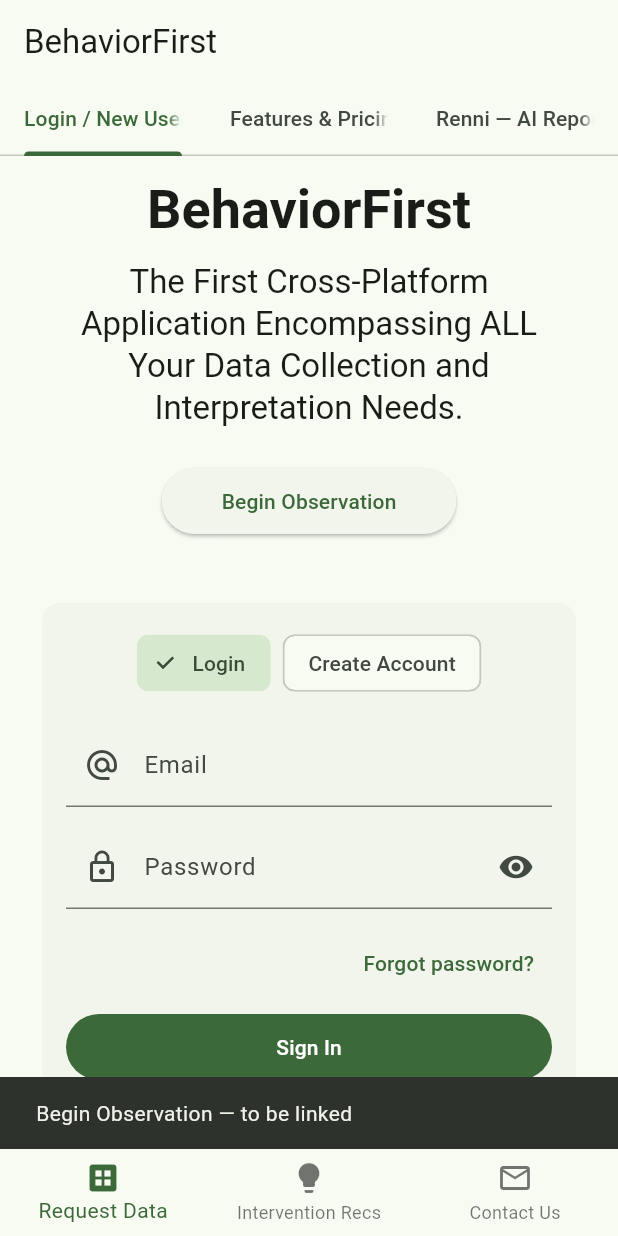
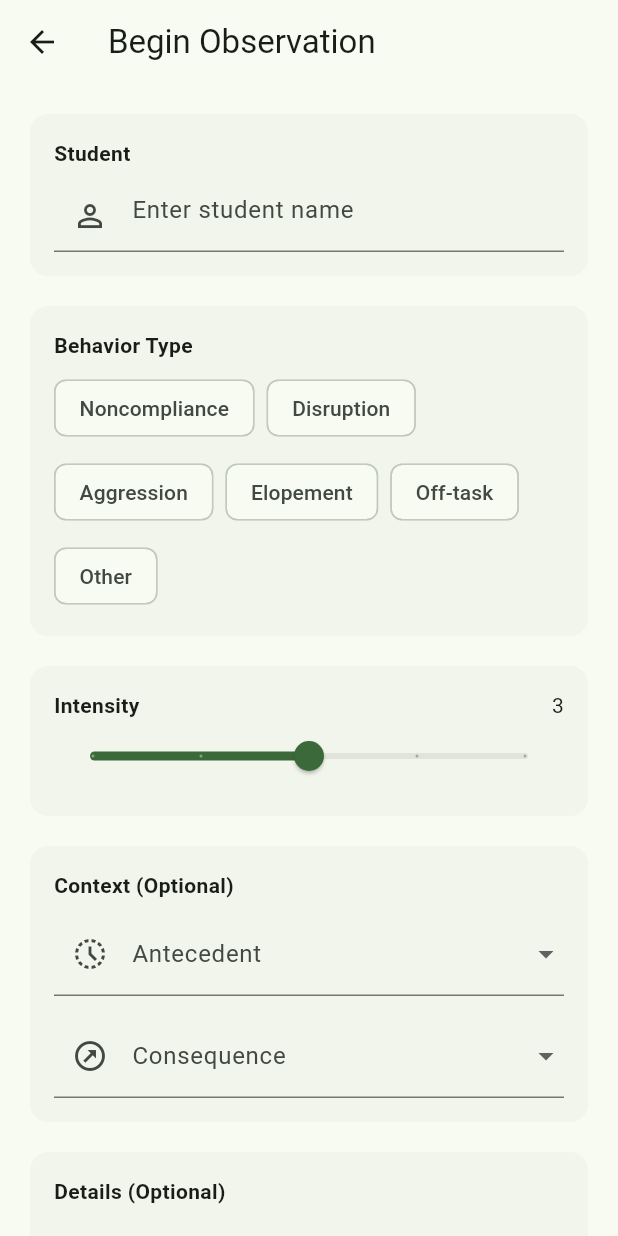
Before and after one commit to TamerWaves0160/B1st, a Flutter app: the screen it shows after launch, scrolled down 34 dp, after a tap on "Begin Observation", on a phone screen of 412 x 824 dp. Run offline on Flutter 3.47's test engine with Material 3 defaults, Android fonts, the light colour scheme and no system bars; our stand-ins replace cloud_firestore, firebase_auth, firebase_core; accounts and stored records are empty.

Commit message:
feat: added observation_page (log and timer), behavior type, intensity scale, ABC context, student input; fixed lints; congigured android firebase

```diff
--- a/lib/main.dart
+++ b/lib/main.dart
@@ -3,6 +3,7 @@
 import 'package:firebase_core/firebase_core.dart';
 import 'package:firebase_auth/firebase_auth.dart';
 import 'pages/home_shell.dart';
+import 'pages/observation_page.dart';
 
 Future<void> main() async {
   WidgetsFlutterBinding.ensureInitialized();
@@ -14,7 +15,8 @@
         apiKey: 'AIzaSyBpaMnwNPv6WGofjEHFyDuysVcMjmlA2r4',
         authDomain: 'behaviorfirst-515f1.firebaseapp.com',
         projectId: 'behaviorfirst-515f1',
-        storageBucket: 'behaviorfirst-515f1.firebasestorage.app',
+        // IMPORTANT: storageBucket should be the bucket name, not firebasestorage.app
+        storageBucket: 'behaviorfirst-515f1.appspot.com',
         messagingSenderId: '538557537127',
         appId: '1:538557537127:web:8fb975023b577abd9badc2',
         measurementId: 'G-4DGSVZPX30',
@@ -42,6 +44,9 @@
         useMaterial3: true,
       ),
       home: const HomeShell(),
+      routes: {
+        '/observe': (context) => const ObservationPage(), // <-- added
+      },
     );
   }
 }
--- /dev/null
+++ b/lib/pages/observation_page.dart
@@ -0,0 +1,402 @@
+import 'dart:async';
+import 'package:flutter/material.dart';
+import 'package:cloud_firestore/cloud_firestore.dart';
+import 'package:firebase_auth/firebase_auth.dart';
+
+class ObservationPage extends StatefulWidget {
+  const ObservationPage({super.key});
+
+  @override
+  State<ObservationPage> createState() => _ObservationPageState();
+}
+
+class _ObservationPageState extends State<ObservationPage> {
+  // ---------- FORM STATE ----------
+  final _formKey = GlobalKey<FormState>();
+
+  // Student is a free-text field for now; later I will replace with a
+  // dropdown fed by a Students collection.
+  final TextEditingController _studentCtrl = TextEditingController();
+
+  // Behavior type — more to be added later.
+  final List<String> _behaviorTypes = const [
+    'Noncompliance', 'Disruption', 'Aggression', 'Elopement', 'Off-task', 'Other'
+  ];
+  String? _selectedBehaviorType;
+
+  // Intensity from 1 to 5.
+  double _intensity = 3;
+
+  // (Antecedent/Consequence)
+  final List<String> _antecedents = const [
+    'Demand placed', 'Transition', 'Attention diverted', 'Unstructured time', 'Denied access', 'Other'
+  ];
+  final List<String> _consequences = const [
+    'Redirection', 'Removal of item', 'Planned ignoring', 'Break given', 'Call home', 'Other'
+  ];
+  String? _antecedent;
+  String? _consequence;
+
+  // Location and notes — optional free text.
+  final TextEditingController _locationCtrl = TextEditingController();
+  final TextEditingController _notesCtrl = TextEditingController();
+
+  // ---------- TIMER STATE ----------
+  Timer? _timer;
+  DateTime? _startedAt; // when timing began
+  Duration _elapsed = Duration.zero; // live-updated while timing in progress
+
+  bool get _isTiming => _timer != null;
+
+  @override
+  void dispose() {
+    _studentCtrl.dispose();
+    _locationCtrl.dispose();
+    _notesCtrl.dispose();
+    _timer?.cancel();
+    super.dispose();
+  }
+
+  // Elapsed timer display.
+  String get _elapsedLabel {
+    final total = _elapsed.inSeconds;
+    final mm = (total ~/ 60).toString().padLeft(2, '0');
+    final ss = (total % 60).toString().padLeft(2, '0');
+    return '$mm:$ss';
+  }
+
+  // Validate core required fields before writing to Firestore.
+  bool _validateCore() {
+    if ((_studentCtrl.text.trim()).isEmpty) {
+      ScaffoldMessenger.of(context).showSnackBar(
+        const SnackBar(content: Text('Student is required.')),
+      );
+      return false;
+    }
+    if (_selectedBehaviorType == null) {
+      ScaffoldMessenger.of(context).showSnackBar(
+        const SnackBar(content: Text('Select a behavior type.')),
+      );
+      return false;
+    }
+    return true;
+  }
+
+  // Core Firestore write. All entries get date/time stamps. Duration is only
+  // for timed events.
+  Future<void> _writeEvent({DateTime? startedAt, DateTime? endedAt}) async {
+    final user = FirebaseAuth.instance.currentUser;
+    if (user == null) {
+      ScaffoldMessenger.of(context).showSnackBar(
+        const SnackBar(content: Text('You must be signed in to record events.')),
+      );
+      return;
+    }
+
+    final ref = FirebaseFirestore.instance.collection('behavior_events');
+
+    int? duration;
+    if (startedAt != null && endedAt != null) {
+      duration = endedAt.difference(startedAt).inSeconds;
+    }
+
+    final data = <String, dynamic>{
+      'uid': user.uid,
+      'student': _studentCtrl.text.trim(),
+      'behaviorType': _selectedBehaviorType,
+      'intensity': _intensity.round(),
+      'antecedent': _antecedent?.trim(),
+      'consequence': _consequence?.trim(),
+      'location': _locationCtrl.text.trim().isEmpty ? null : _locationCtrl.text.trim(),
+      'notes': _notesCtrl.text.trim().isEmpty ? null : _notesCtrl.text.trim(),
+      'createdAt': FieldValue.serverTimestamp(),
+      if (startedAt != null) 'startedAt': Timestamp.fromDate(startedAt),
+      if (endedAt != null) 'endedAt': Timestamp.fromDate(endedAt),
+      if (duration != null) 'durationSeconds': duration,
+    };
+
+    await ref.add(data);
+  }
+
+  // Quick Log: creates an instantaneous event with no duration.
+  Future<void> _quickLog() async {
+    if (!_validateCore()) return;
+
+    // Grab a reference BEFORE any await so we don't need context later.
+    final messenger = ScaffoldMessenger.of(context);
+
+    try {
+      await _writeEvent();
+      messenger.showSnackBar(
+        const SnackBar(content: Text('Event recorded.')),
+      );
+    } catch (e) {
+      messenger.showSnackBar(
+        SnackBar(content: Text('Failed to record: $e')),
+      );
+    }
+  }
+
+  // Start/Stop timer for duration-based behaviors.
+  void _toggleTimer() async {
+    if (_isTiming) {
+      // Stopping: finalize duration and write the event.
+      _timer?.cancel();
+      _timer = null;
+      final ended = DateTime.now();
+      final started = _startedAt!;
+      setState(() {
+        _startedAt = null;
+      });
+
+      if (!_validateCore()) return;
+
+      // Capture messenger BEFORE await
+      final messenger = ScaffoldMessenger.of(context);
+
+      try {
+        await _writeEvent(startedAt: started, endedAt: ended);
+        messenger.showSnackBar(
+          SnackBar(content: Text('Duration recorded: $_elapsedLabel')),
+        );
+      } catch (e) {
+        messenger.showSnackBar(
+          SnackBar(content: Text('Failed to record: $e')),
+        );
+      } finally {
+        if (mounted) setState(() => _elapsed = Duration.zero);
+      }
+    } else {
+      // Starting timer (no async gap here)
+      setState(() {
+        _startedAt = DateTime.now();
+        _elapsed = Duration.zero;
+      });
+      _timer = Timer.periodic(const Duration(seconds: 1), (_) {
+        if (!mounted || _startedAt == null) return;
+        setState(() {
+          _elapsed = DateTime.now().difference(_startedAt!);
+        });
+      });
+    }
+  }
+
+  @override
+  Widget build(BuildContext context) {
+    return Scaffold(
+      appBar: AppBar(
+        title: const Text('Begin Observation'),
+      ),
+      body: SingleChildScrollView(
+        padding: const EdgeInsets.all(16),
+        child: Form(
+          key: _formKey,
+          child: Column(
+            crossAxisAlignment: CrossAxisAlignment.stretch,
+            children: [
+              // ---------- Student ----------
+              Card(
+                elevation: 0,
+                child: Padding(
+                  padding: const EdgeInsets.all(16.0),
+                  child: Column(
+                    crossAxisAlignment: CrossAxisAlignment.start,
+                    children: [
+                      const Text('Student', style: TextStyle(fontWeight: FontWeight.bold)),
+                      const SizedBox(height: 8),
+                      TextFormField(
+                        controller: _studentCtrl,
+                        decoration: const InputDecoration(
+                          hintText: 'Enter student name',
+                          prefixIcon: Icon(Icons.person_outline),
+                        ),
+                      ),
+                    ],
+                  ),
+                ),
+              ),
+
+              const SizedBox(height: 12),
+
+              // ---------- Behavior Type ----------
+              Card(
+                elevation: 0,
+                child: Padding(
+                  padding: const EdgeInsets.all(16.0),
+                  child: Column(
+                    crossAxisAlignment: CrossAxisAlignment.start,
+                    children: [
+                      const Text('Behavior Type', style: TextStyle(fontWeight: FontWeight.bold)),
+                      const SizedBox(height: 8),
+                      Wrap(
+                        spacing: 8,
+                        runSpacing: 8,
+                        children: _behaviorTypes.map((t) {
+                          final selected = _selectedBehaviorType == t;
+                          return ChoiceChip(
+                            label: Text(t),
+                            selected: selected,
+                            onSelected: (_) => setState(() => _selectedBehaviorType = t),
+                          );
+                        }).toList(),
+                      ),
+                    ],
+                  ),
+                ),
+              ),
+
+              const SizedBox(height: 12),
+
+              // ---------- Intensity ----------
+              Card(
+                elevation: 0,
+                child: Padding(
+                  padding: const EdgeInsets.all(16.0),
+                  child: Column(
+                    crossAxisAlignment: CrossAxisAlignment.start,
+                    children: [
+                      Row(
+                        mainAxisAlignment: MainAxisAlignment.spaceBetween,
+                        children: [
+                          const Text('Intensity', style: TextStyle(fontWeight: FontWeight.bold)),
+                          Text(_intensity.round().toString()),
+                        ],
+                      ),
+                      Slider(
+                        value: _intensity,
+                        min: 1,
+                        max: 5,
+                        divisions: 4,
+                        label: _intensity.round().toString(),
+                        onChanged: (v) => setState(() => _intensity = v),
+                      ),
+                    ],
+                  ),
+                ),
+              ),
+
+              const SizedBox(height: 12),
+
+              // ---------- ABC Context (optional) ----------
+              Card(
+                elevation: 0,
+                child: Padding(
+                  padding: const EdgeInsets.all(16.0),
+                  child: Column(
+                    crossAxisAlignment: CrossAxisAlignment.start,
+                    children: [
+                      const Text('Context (Optional)', style: TextStyle(fontWeight: FontWeight.bold)),
+                      const SizedBox(height: 8),
+                      DropdownButtonFormField<String>(
+                        initialValue: _antecedent,
+                        isExpanded: true,
+                        decoration: const InputDecoration(
+                          labelText: 'Antecedent',
+                          prefixIcon: Icon(Icons.history_toggle_off),
+                        ),
+                        items: _antecedents
+                            .map((a) => DropdownMenuItem(value: a, child: Text(a)))
+                            .toList(),
+                        onChanged: (v) => setState(() => _antecedent = v),
+                      ),
+                      const SizedBox(height: 12),
+                      DropdownButtonFormField<String>(
+                        initialValue: _consequence,
+                        isExpanded: true,
+                        decoration: const InputDecoration(
+                          labelText: 'Consequence',
+                          prefixIcon: Icon(Icons.outbond_outlined),
+                        ),
+                        items: _consequences
+                            .map((c) => DropdownMenuItem(value: c, child: Text(c)))
+                            .toList(),
+                        onChanged: (v) => setState(() => _consequence = v),
+                      ),
+                    ],
+                  ),
+                ),
+              ),
+
+              const SizedBox(height: 12),
+
+              // ---------- Location & Notes (optional) ----------
+              Card(
+                elevation: 0,
+                child: Padding(
+                  padding: const EdgeInsets.all(16.0),
+                  child: Column(
+                    crossAxisAlignment: CrossAxisAlignment.start,
+                    children: [
+                      const Text('Details (Optional)', style: TextStyle(fontWeight: FontWeight.bold)),
+                      const SizedBox(height: 8),
+                      TextFormField(
+                        controller: _locationCtrl,
+                        decoration: const InputDecoration(
+                          labelText: 'Location (e.g., Classroom A, Cafeteria)',
+                          prefixIcon: Icon(Icons.location_on_outlined),
+                        ),
+                      ),
+                      const SizedBox(height: 12),
+                      TextFormField(
+                        controller: _notesCtrl,
+                        maxLines: 3,
+                        decoration: const InputDecoration(
+                          labelText: 'Notes (optional narrative)',
+                          prefixIcon: Icon(Icons.notes_outlined),
+                        ),
+                      ),
+                    ],
+                  ),
+                ),
+              ),
+
+              const SizedBox(height: 12),
+
+              // ---------- Actions: Quick Log or Timer ----------
+              Card(
+                elevation: 0,
+                child: Padding(
+                  padding: const EdgeInsets.all(16.0),
+                  child: Column(
+                    crossAxisAlignment: CrossAxisAlignment.stretch,
+                    children: [
+                      Row(
+                        mainAxisAlignment: MainAxisAlignment.spaceBetween,
+                        children: [
+                          const Text('Record', style: TextStyle(fontWeight: FontWeight.bold)),
+                          if (_isTiming)
+                            Text('Timing: $_elapsedLabel', style: const TextStyle(fontFeatures: [])),
+                        ],
+                      ),
+                      const SizedBox(height: 12),
+                      Wrap(
+                        spacing: 12,
+                        runSpacing: 12,
+                        children: [
+                          // Quick Log creates an instantaneous event (no duration)
+                          ElevatedButton.icon(
+                            onPressed: _quickLog,
+                            icon: const Icon(Icons.add_task),
+                            label: const Text('Quick Log'),
+                          ),
+                          // Timer toggles between Start and Stop
+                          FilledButton.icon(
+                            onPressed: _toggleTimer,
+                            icon: Icon(_isTiming ? Icons.stop_circle_outlined : Icons.play_circle_outline),
+                            label: Text(_isTiming ? 'Stop Timer & Save' : 'Start Timer'),
+                          ),
+                        ],
+                      ),
+                    ],
+                  ),
+                ),
+              ),
+
+              const SizedBox(height: 32),
+            ],
+          ),
+        ),
+      ),
+    );
+  }
+}
--- a/lib/tabs/login_new_user_tab.dart
+++ b/lib/tabs/login_new_user_tab.dart
@@ -1,7 +1,6 @@
 import 'package:flutter/material.dart';
-import 'package:flutter/services.dart'; // for AutofillHints
+// for AutofillHints
 import 'package:firebase_auth/firebase_auth.dart';
-import '../services/auth_service.dart';
 import '../widgets/hero_banner.dart';
 import '../utils/form_validators.dart';
 
@@ -16,7 +15,7 @@
   final _formKey = GlobalKey<FormState>();
   final _email = TextEditingController();
   final _password = TextEditingController();
-  final _auth = const AuthService();
+
 
   bool _isLogin = true;
   bool _busy = false;
@@ -50,28 +49,25 @@
 
   Future<void> _submit() async {
     if (!_formKey.currentState!.validate()) return;
+
+    final messenger = ScaffoldMessenger.of(context); // capture BEFORE await
     setState(() => _busy = true);
+
     try {
       final email = _email.text.trim();
-      final pass = _password.text;
+      final pass  = _password.text;
+
       if (_isLogin) {
-        await _auth.signIn(email: email, password: pass);
+        await FirebaseAuth.instance.signInWithEmailAndPassword(email: email, password: pass);
+        messenger.showSnackBar(const SnackBar(content: Text('Signed in.')));
       } else {
-        await _auth.createAccount(email: email, password: pass);
-      }
-      if (mounted) {
-        ScaffoldMessenger.of(context).showSnackBar(
-          SnackBar(content: Text(_isLogin ? 'Signed in.' : 'Account created.')),
-        );
+        await FirebaseAuth.instance.createUserWithEmailAndPassword(email: email, password: pass);
+        messenger.showSnackBar(const SnackBar(content: Text('Account created.')));
       }
     } on FirebaseAuthException catch (e) {
-      ScaffoldMessenger.of(context).showSnackBar(
-        SnackBar(content: Text(_friendlyAuthError(e))),
-      );
+      messenger.showSnackBar(SnackBar(content: Text(_friendlyAuthError(e))));
     } catch (e) {
-      ScaffoldMessenger.of(context).showSnackBar(
-        SnackBar(content: Text('Unexpected error: $e')),
-      );
+      messenger.showSnackBar(SnackBar(content: Text('Unexpected error: $e')));
     } finally {
       if (mounted) setState(() => _busy = false);
     }
@@ -79,23 +75,18 @@
 
   Future<void> _resetPassword() async {
     final email = _email.text.trim();
+    final messenger = ScaffoldMessenger.of(context); // capture BEFORE await
+
     if (email.isEmpty) {
-      ScaffoldMessenger.of(context).showSnackBar(
-        const SnackBar(content: Text('Enter your email first.')),
-      );
+      messenger.showSnackBar(const SnackBar(content: Text('Enter your email first.')));
       return;
     }
+
     try {
-      await _auth.sendPasswordReset(email: email);
-      if (mounted) {
-        ScaffoldMessenger.of(context).showSnackBar(
-          const SnackBar(content: Text('Password reset email sent.')),
-        );
-      }
+      await FirebaseAuth.instance.sendPasswordResetEmail(email: email);
+      messenger.showSnackBar(const SnackBar(content: Text('Password reset email sent.')));
     } on FirebaseAuthException catch (e) {
-      ScaffoldMessenger.of(context).showSnackBar(
-        SnackBar(content: Text(_friendlyAuthError(e))),
-      );
+      messenger.showSnackBar(SnackBar(content: Text(_friendlyAuthError(e))));
     }
   }
 
--- a/lib/widgets/hero_banner.dart
+++ b/lib/widgets/hero_banner.dart
@@ -28,11 +28,7 @@
               ),
               const SizedBox(height: 24),
               ElevatedButton(
-                onPressed: () {
-                  ScaffoldMessenger.of(context).showSnackBar(
-                    const SnackBar(content: Text('Begin Observation — to be linked')),
-                  );
-                },
+                onPressed: () => Navigator.of(context).pushNamed('/observe'),
                 child: const Padding(
                   padding: EdgeInsets.symmetric(horizontal: 16.0, vertical: 12.0),
                   child: Text('Begin Observation'),
--- a/pubspec.yaml
+++ b/pubspec.yaml
@@ -31,7 +31,8 @@
   flutter:
     sdk: flutter
   firebase_core: ^4.0.0
-  firebase_auth: ^6.0.0
+  firebase_auth: ^6.0.1
+  cloud_firestore: ^6.0.0
 
   # The following adds the Cupertino Icons font to your application.
   # Use with the CupertinoIcons class for iOS style icons.
@@ -46,7 +47,7 @@
   # activated in the `analysis_options.yaml` file located at the root of your
   # package. See that file for information about deactivating specific lint
   # rules and activating additional ones.
-  flutter_lints: ^5.0.0
+  flutter_lints: ^6.0.0
 
 # For information on the generic Dart part of this file, see the
 # following page: https://dart.dev/tools/pub/pubspec
```
Also changed, not shown: lib/widgets/user_status_badge.dart (+15 -6 lines), pubspec.lock, 3 other files.
